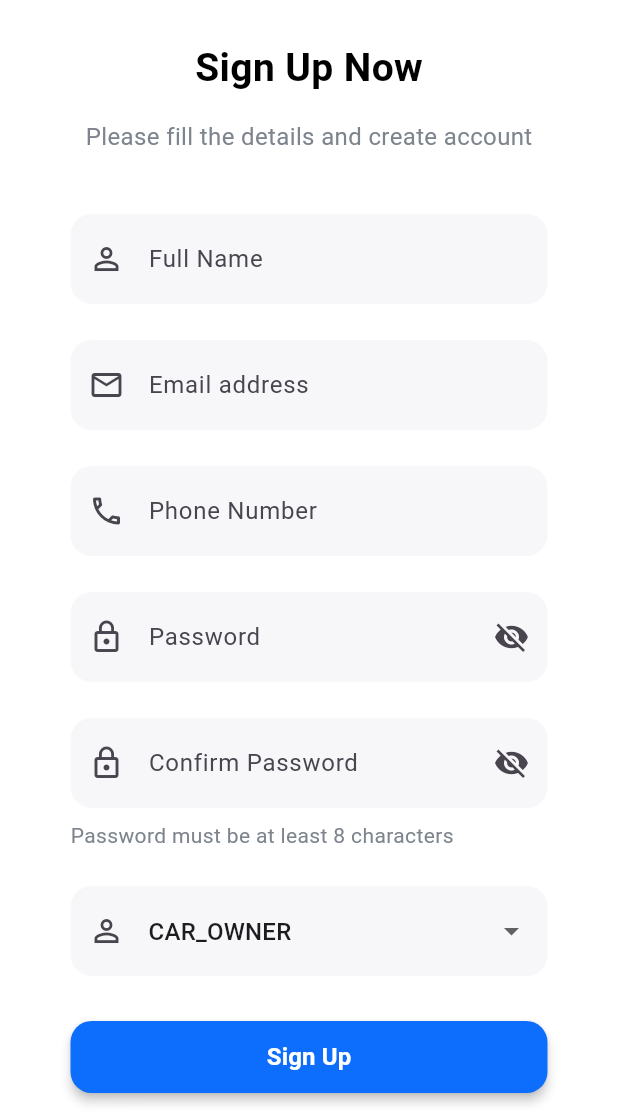
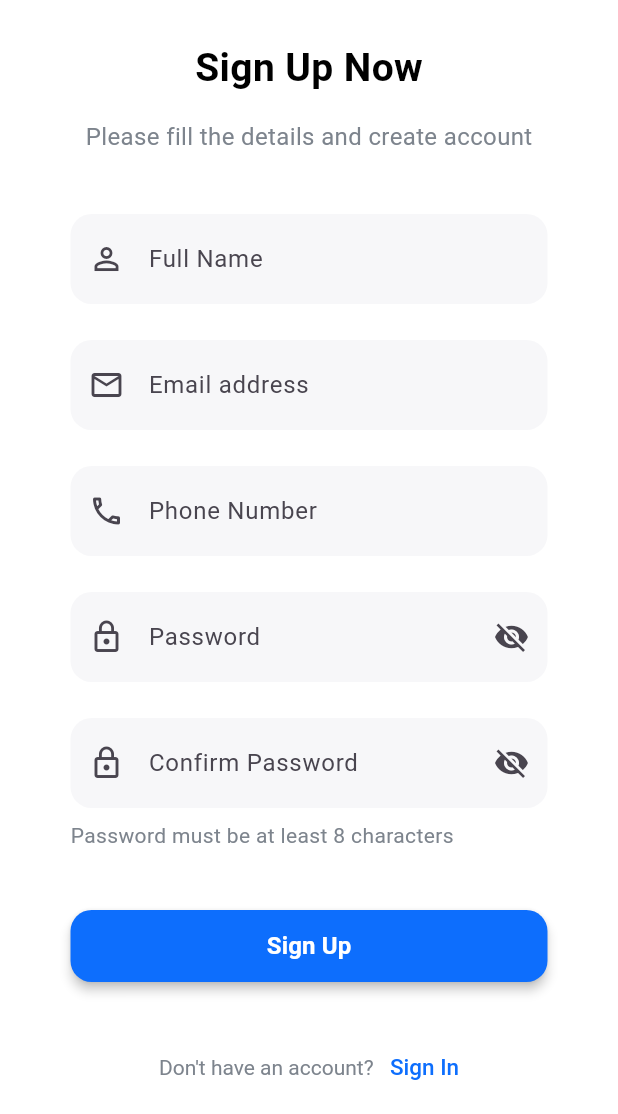
Before and after one commit to Dev-Ninjas-Backup/yousef1234321, a Flutter app: the SignUpScreen screen opened by its route, after a tap on "Sign Up", on a phone screen of 412 x 824 dp, the part 122-1236 px from its top. Run offline on Flutter 3.47's test engine with Material 3 defaults, Android fonts, the phone set to English and light mode, and no system bars; our stand-ins replace flutter_easyloading, flutter_screenutil, get, google_fonts, image_picker, logger and 1 more; accounts and stored records are empty.

Commit message:
fixed shared preference error, hardcoded user role

````diff
--- a/lib/core/endpoint/endpoint.dart
+++ b/lib/core/endpoint/endpoint.dart
@@ -1,7 +1,17 @@
+/// API Endpoints
+///
+/// This class contains all API endpoint paths.
+/// The baseUrl is set in ApiClient, so endpoints should only contain the path.
+///
+/// Example usage:
+/// ```dart
+/// ApiClient.to.post(Endpoint.login, body);
+/// ```
 class Endpoint {
+  static const String baseUrl = 'https://yousef-server.saikat.com.bd';
 
-
-
-
-
+  // Auth endpoints
+  static const String register = '/auth/register';
+  static const String otpVerification = '/auth/signup-verify-otp';
+  static const String login = '/auth/login';
 }
--- a/lib/features/auth/sign_in/controller/sign_in_controller.dart
+++ b/lib/features/auth/sign_in/controller/sign_in_controller.dart
@@ -1,5 +1,6 @@
 import 'package:flutter/material.dart';
 import 'package:get/get.dart';
+import 'package:yousef1234321/core/endpoint/endpoint.dart';
 import 'package:yousef1234321/core/network/api_client.dart';
 import 'package:yousef1234321/routes/app_route.dart';
 
@@ -36,7 +37,7 @@ class SignInController extends GetxController {
         'password': passwordController.text.trim(),
       };
 
-      final response = await ApiClient.to.post('auth/login', body);
+      final response = await ApiClient.to.post(Endpoint.login, body);
 
       if (response.statusCode == 200 || response.statusCode == 201) {
         // Login response is nested inside "result"
--- a/lib/features/auth/sign_up/controller/sign_up_controller.dart
+++ b/lib/features/auth/sign_up/controller/sign_up_controller.dart
@@ -1,8 +1,6 @@
-import 'dart:io';
-
-import 'package:file_picker/file_picker.dart';
 import 'package:flutter/material.dart';
 import 'package:get/get.dart';
+import 'package:yousef1234321/core/endpoint/endpoint.dart';
 import 'package:yousef1234321/core/network/api_client.dart';
 
 class SignUpController extends GetxController {
@@ -11,23 +9,13 @@ class SignUpController extends GetxController {
   final phoneController = TextEditingController();
   final passwordController = TextEditingController();
   final confirmPasswordController = TextEditingController();
-  final garageNameController = TextEditingController();
-  final addressController = TextEditingController();
-  final cityController = TextEditingController();
-  final emirateController = TextEditingController();
-  final serviceCategoriesController = TextEditingController();
-  final garageLogoController = TextEditingController();
-  final tradeLicenseController = TextEditingController();
 
-  final roles = ['CAR_OWNER', 'GARAGE_OWNER', 'SUPER_ADMIN', 'MEMBER'].obs;
-  final selectedRole = 'CAR_OWNER'.obs;
+  // Hardcoded role as CAR_OWNER
+  final String role = 'CAR_OWNER';
 
   final isPasswordVisible = false.obs;
   final isConfirmPasswordVisible = false.obs;
   final isLoading = false.obs;
-
-  final garageLogoFile = Rx<File?>(null);
-  final tradeLicenseFile = Rx<File?>(null);
 
   void togglePasswordVisibility() {
     isPasswordVisible.value = !isPasswordVisible.value;
@@ -35,20 +23,6 @@ class SignUpController extends GetxController {
 
   void toggleConfirmPasswordVisibility() {
     isConfirmPasswordVisible.value = !isConfirmPasswordVisible.value;
-  }
-
-  Future<void> pickGarageLogo() async {
-    final result = await FilePicker.platform.pickFiles();
-    if (result != null) {
-      garageLogoFile.value = File(result.files.single.path!);
-    }
-  }
-
-  Future<void> pickTradeLicense() async {
-    final result = await FilePicker.platform.pickFiles();
-    if (result != null) {
-      tradeLicenseFile.value = File(result.files.single.path!);
-    }
   }
 
   Future<void> signUp() async {
@@ -85,45 +59,29 @@ class SignUpController extends GetxController {
         'phone': phoneController.text,
         'password': passwordController.text,
         'confirmPassword': confirmPasswordController.text,
-        'garage_name': garageNameController.text,
-        'address': addressController.text,
-        'city': cityController.text,
-        'emirate': emirateController.text,
-        'service_categories': serviceCategoriesController.text,
-        'role': selectedRole.value,
-        if (selectedRole.value == 'GARAGE_OWNER' &&
-            garageLogoFile.value != null)
-          'logo': MultipartFile(
-            garageLogoFile.value!.path,
-            filename: 'logo.jpg',
-            contentType: 'image/jpeg',
-          ),
-        if (selectedRole.value == 'GARAGE_OWNER' &&
-            tradeLicenseFile.value != null)
-          'license': MultipartFile(
-            tradeLicenseFile.value!.path,
-            filename: 'license.jpg',
-            contentType: 'image/jpeg',
-          ),
+        'role': role, // Hardcoded as CAR_OWNER
       });
 
-      final response = await ApiClient.to.post('auth/register', formData);
+      // Debug: Print form data
+      print("Form Data Fields:");
+      formData.fields.forEach((field) {
+        print("${field.key}: ${field.value}");
+      });
+
+      final response = await ApiClient.to.post(Endpoint.register, formData);
 
       // Print API Response
       print("SignUp Response: ${response.body}");
 
       if (response.statusCode == 200 || response.statusCode == 201) {
-        // Extract verifyToken from Response
-        String verifyToken = "";
-        if (response.body is Map) {
-          verifyToken = response.body['verifyToken'] ?? "";
-        }
+        // Extract verifyToken from Response with null safety
+        if (response.body != null && response.body is Map) {
+          String verifyToken = response.body['verifyToken'] ?? "";
 
           if (verifyToken.isNotEmpty) {
-          // Use verifyToken for both auth header and reset token in body
+            // Use verifyToken for both auth header and reset token
             await ApiClient.to.setToken(verifyToken);
             await ApiClient.to.setResetToken(verifyToken);
-        }
 
             Get.snackbar(
               "Success",
@@ -131,10 +89,37 @@ class SignUpController extends GetxController {
               backgroundColor: Colors.green,
               colorText: Colors.white,
             );
-        // Pass only Email, tokens are now handled by ApiClient
+
+            // Navigate to OTP screen
             Get.toNamed(
               '/signupOtpScreen',
-          arguments: {'email': emailController.text},
+              arguments: {
+                'email': emailController.text,
+                'role': role, // Pass role to next screen
+              },
+            );
+          } else {
+            Get.snackbar(
+              "Error",
+              "Invalid verification token received",
+              backgroundColor: Colors.redAccent,
+              colorText: Colors.white,
+            );
+          }
+        } else {
+          Get.snackbar(
+            "Error",
+            "Invalid response format",
+            backgroundColor: Colors.redAccent,
+            colorText: Colors.white,
+          );
+        }
+      } else {
+        Get.snackbar(
+          "Error",
+          "Registration failed with status code: ${response.statusCode}",
+          backgroundColor: Colors.redAccent,
+          colorText: Colors.white,
         );
       }
     } catch (e) {
@@ -148,4 +133,14 @@ class SignUpController extends GetxController {
       isLoading.value = false;
     }
   }
+
+  @override
+  void onClose() {
+    nameController.dispose();
+    emailController.dispose();
+    phoneController.dispose();
+    passwordController.dispose();
+    confirmPasswordController.dispose();
+    super.onClose();
   }
+}
--- a/lib/features/auth/sign_up/screen/sign_up_screen.dart
+++ b/lib/features/auth/sign_up/screen/sign_up_screen.dart
@@ -199,51 +199,7 @@ class SignUpScreen extends StatelessWidget {
                         ),
                       ),
                     ),
-                    const SizedBox(height: 24),
-
-                    Obx(() {
-                      final displayedRoles = controller.roles
-                          .where(
-                            (role) => role != 'SUPER_ADMIN' && role != 'MEMBER',
-                          )
-                          .toList();
-                      return DropdownButtonFormField<String>(
-                        initialValue:
-                            displayedRoles.contains(
-                              controller.selectedRole.value,
-                            )
-                            ? controller.selectedRole.value
-                            : null,
-                        items: displayedRoles
-                            .map(
-                              (role) => DropdownMenuItem(
-                                value: role,
-                                child: Text(role),
-                              ),
-                            )
-                            .toList(),
-                        onChanged: (value) {
-                          if (value != null) {
-                            controller.selectedRole.value = value;
-                          }
-                        },
-                        decoration: InputDecoration(
-                          hintText: "Role",
-                          prefixIcon: const Icon(Icons.person_outline),
-                          contentPadding: const EdgeInsets.symmetric(
-                            vertical: 18,
-                            horizontal: 20,
-                          ),
-                          filled: true,
-                          fillColor: const Color(0xFFF7F7F9),
-                          border: OutlineInputBorder(
-                            borderRadius: BorderRadius.circular(14),
-                            borderSide: BorderSide.none,
-                          ),
-                        ),
-                      );
-                    }),
-                    const SizedBox(height: 30),
+                    const SizedBox(height: 40),
                     CustomButton(
                       title: 'Sign Up',
                       onPressed: () {
--- a/lib/features/auth/sign_up/signup_otp/controller/signup_otp_controller.dart
+++ b/lib/features/auth/sign_up/signup_otp/controller/signup_otp_controller.dart
@@ -1,6 +1,7 @@
 import 'dart:async';
 import 'package:flutter/material.dart';
 import 'package:get/get.dart';
+import 'package:yousef1234321/core/endpoint/endpoint.dart';
 import 'package:yousef1234321/core/network/api_client.dart';
 
 class SignupOtpController extends GetxController {
@@ -49,7 +50,7 @@ class SignupOtpController extends GetxController {
 
     isLoading.value = true;
     try {
-      final response = await ApiClient.to.post('auth/signup-verify-otp', {
+      final response = await ApiClient.to.post(Endpoint.otpVerification, {
         'email': email,
         'emailOtp': otp,
         'resetToken': ApiClient.to.resetToken ?? '',
````
Also changed, not shown: lib/core/network/api_client.dart (+15 -2 lines), lib/features/profile/profile_page/controller/profile_controller.dart (+33 -0 lines), lib/features/profile/profile_page/scrreen/profile_page.dart (+19 -5 lines), lib/features/splash/controller/splash_controller.dart (+20 -0 lines), lib/features/splash/screen/splash_screen.dart (+3 -30 lines). Lines whose indentation alone changed are shown as unchanged.
